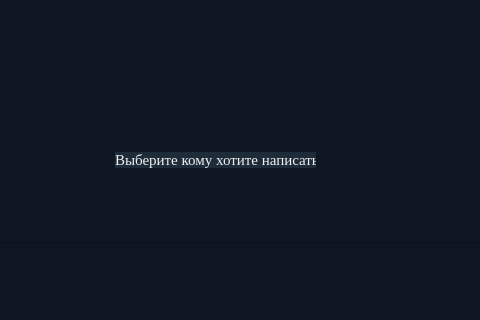
Before: the Qt Designer form mainform.ui in rutraq/Messanger, drawn with Qt 5; both pictures show x 505 to 985 and y 258 to 578 of the 1122 by 863 pixel window.
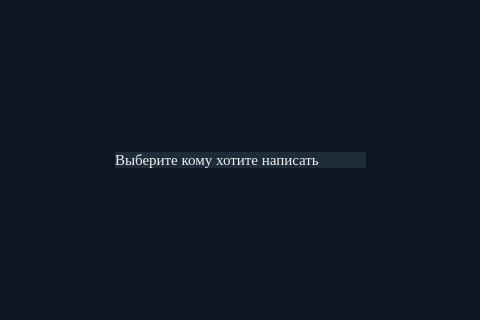
After: the same form once the commit is applied. Icons and pictures are not drawn.

```diff
--- a/mainform.ui
+++ b/mainform.ui
@@ -325,7 +325,7 @@
     <rect>
      <x>620</x>
      <y>410</y>
-     <width>201</width>
+     <width>251</width>
      <height>16</height>
     </rect>
    </property>
```
